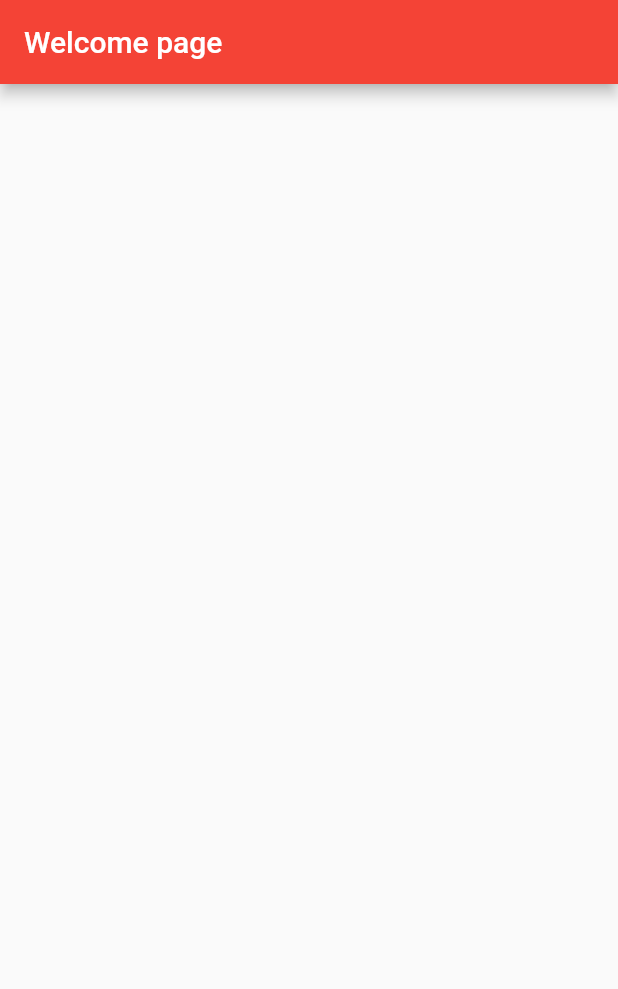
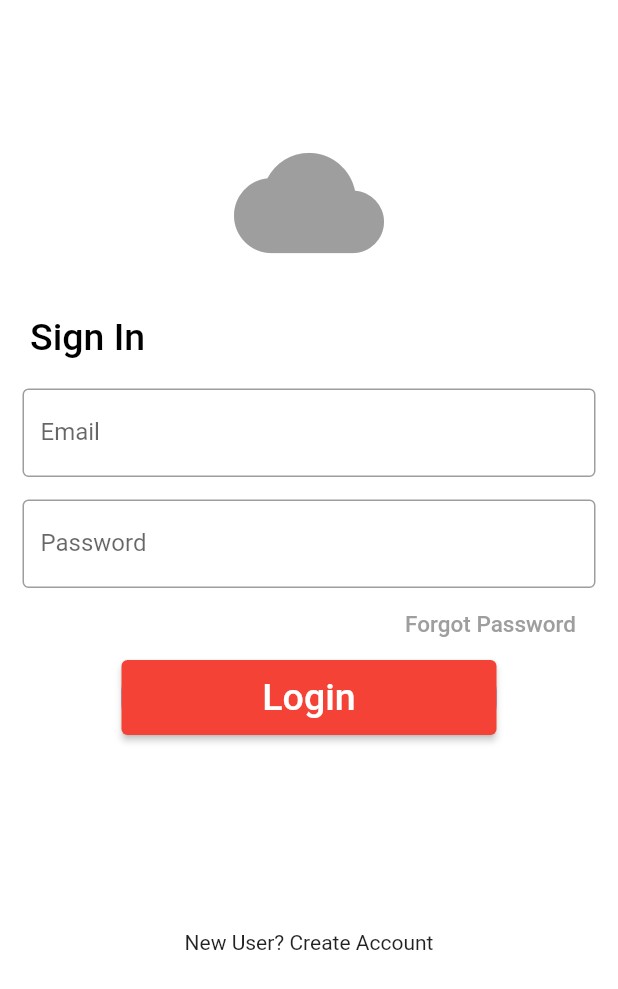
Before and after one commit to aymenbouhlel/MyAouss, a Flutter app: the screen it shows after launch, on a phone screen of 412 x 824 dp. Shown: the top 989 px of the screen. Run offline on Flutter 3.47's test engine with Material 2 defaults, Android fonts, the phone set to English and light mode, and no system bars.

Commit message:
add login page

```diff
--- a/lib/main.dart
+++ b/lib/main.dart
@@ -21,6 +21,7 @@ class _MyAoussState extends State<MyAouss> {
 
   @override
   Widget build(BuildContext context) {
+
     return MaterialApp(
 
       theme: ThemeData(
@@ -37,5 +38,8 @@ class _MyAoussState extends State<MyAouss> {
           },
 
     );
+
+
   }
+
 }
--- a/lib/welcome_view.dart
+++ b/lib/welcome_view.dart
@@ -12,9 +12,91 @@ class _WelcomeViewState extends State<WelcomeView> {
   @override
   Widget build(BuildContext context) {
     return Scaffold(
+      backgroundColor: Colors.white,
+      body: SingleChildScrollView(
+        child: Column(
+          children: <Widget>[
+            Padding(
+              padding: const EdgeInsets.only(top: 60.0),
+              child: Center(
+                child: Container(
+                    width: 200,
+                    height: 150,
 
-      appBar: AppBar(
-        title: Text('Welcome page'),
+                    child: IconButton(
+                      onPressed: () => {},
+                      icon: const Icon(Icons.cloud, size: 100, color: Colors.grey),
+                    ),
+                ),
+              ),
+            ),
+            Container(
+              alignment: Alignment.topLeft,
+              margin: EdgeInsets.only(left: 20, bottom: 20),
+              child: const Text(
+                'Sign In',
+                style: TextStyle(
+                    fontSize: 25,
+                    fontWeight: FontWeight.w500,
+                    color: Colors.black),
+              ),
+            ),
+            const Padding(
+              padding: EdgeInsets.symmetric(horizontal: 15),
+              child: TextField(
+                decoration: InputDecoration(
+                    border: OutlineInputBorder(),
+                    labelText: 'Email',
+                    hintText: 'Enter valid email'),
+              ),
+            ),
+            const Padding(
+              padding: EdgeInsets.only(
+                  left: 15.0, right: 15.0, top: 15, bottom: 0),
+              child: TextField(
+
+                obscureText: true,
+                decoration: InputDecoration(
+                    border: OutlineInputBorder(),
+                    labelText: 'Password',
+                    hintText: 'Enter secure password'),
+              ),
+            ),
+            Container(
+              alignment: Alignment.topRight,
+              margin: EdgeInsets.only(right: 20),
+              child: TextButton(
+
+                onPressed: (){
+                },
+                child: const Text(
+                  'Forgot Password',
+                  style: TextStyle(color: Colors.grey, fontSize: 15),
+                ),
+              ),
+            ),
+            Container(
+              height: 50,
+              width: 250,
+              decoration: BoxDecoration(
+                  color: Colors.blue, borderRadius: BorderRadius.circular(20)),
+              child: ElevatedButton(
+                onPressed: () {
+                  Navigator.push(
+                      context, MaterialPageRoute(builder: (_) => WelcomeView()));
+                },
+                child: const Text(
+                  'Login',
+                  style: TextStyle(color: Colors.white, fontSize: 25),
+                ),
+              ),
+            ),
+            const SizedBox(
+              height: 130,
+            ),
+            const Text('New User? Create Account')
+          ],
+        ),
       ),
     );
   }
```
Also changed, not shown: 1 other file.
